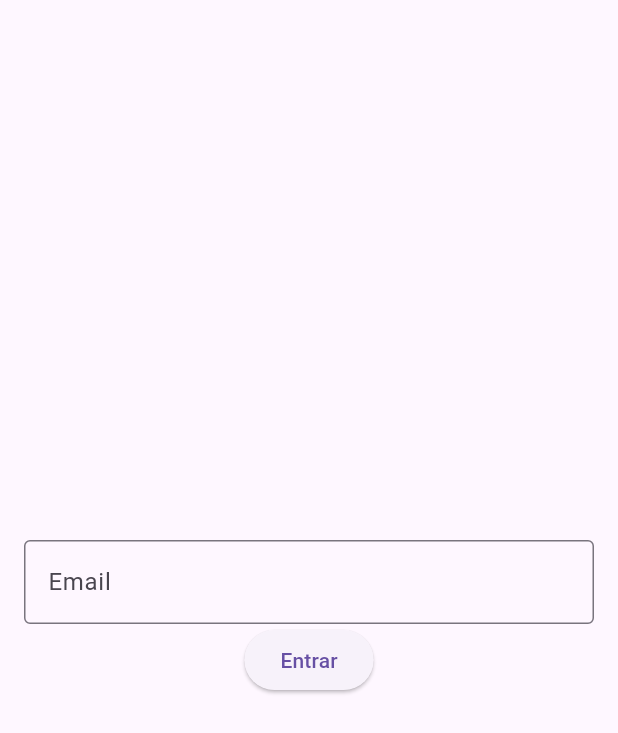
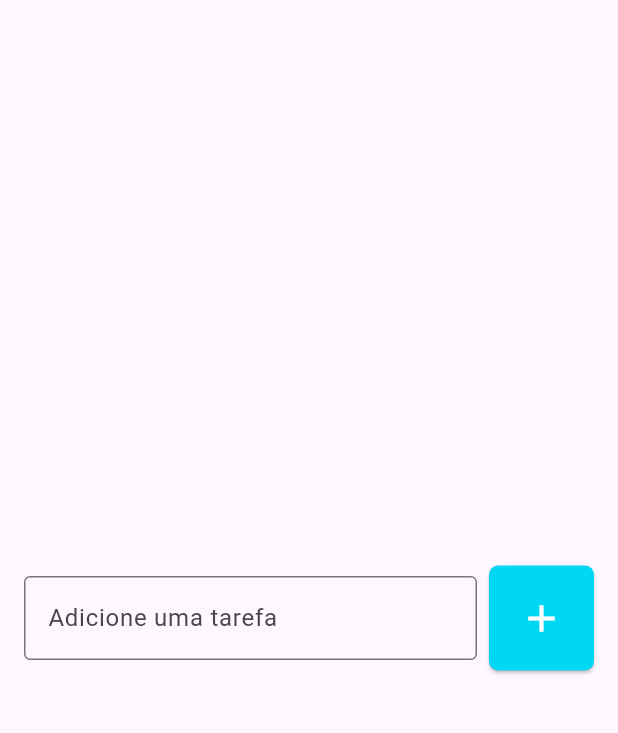
Before and after one commit to mercurio236/todo_list, a Flutter app: the screen it shows after launch, on a phone screen of 412 x 824 dp. Shown: the top 733 px of the screen. Run offline on Flutter 3.47's test engine with Material 3 defaults, Android fonts, the phone set to English and light mode, and no system bars.

Commit message:
feat: criado o campo com o botão

```diff
--- a/lib/pages/todo_list.dart
+++ b/lib/pages/todo_list.dart
@@ -2,46 +2,42 @@ import 'package:flutter/material.dart';
 
 class TodoListPage extends StatelessWidget {
   //se precisar ter um estado na página é só transformar a extensão em Stateless
-  TodoListPage({super.key});
-
-  //cada compo de texto vai ter um controller, quando o controller é adicionado a const do super tem que ser removida
-  final TextEditingController emailController = TextEditingController();
+  const TodoListPage({super.key});
 
   @override
   Widget build(BuildContext context) {
     return Scaffold(
-      //temos sempre que usar o Scaffold
       body: Center(
           child: Padding(
         padding: const EdgeInsets.symmetric(horizontal: 16),
-        child: Column(
-          mainAxisSize: MainAxisSize.min,
+        child: Row(
           children: [
-          TextField(
-            controller: emailController,
-            decoration: InputDecoration(
-                labelText: 'Email', //esse aqui é o label
-                hintText: '@exemplo.com', //aqui é o placeholder
-                border: OutlineInputBorder()),
-                onChanged: onChanged,
-                onSubmitted: onSubmitted ,
-          ),
-          ElevatedButton(onPressed: login, child: Text('Entrar'))
-        ]),
+            Expanded(
+              child: TextField(
+                decoration: InputDecoration(
+                    border: OutlineInputBorder(),
+                    labelText: 'Adicione uma tarefa',
+                    hintText: 'Ex. Estudar Flutter'),
+              ),
+            ),
+            SizedBox(width: 8),
+            ElevatedButton(
+              onPressed: () {},
+              child: Icon(
+                Icons.add,
+                size: 30,
+                color: Colors.white,
+              ),
+              style: ElevatedButton.styleFrom(
+                  backgroundColor: Color(0xff00d7f3),
+                  padding: EdgeInsets.all(20),
+                  shape: RoundedRectangleBorder(
+                    borderRadius: BorderRadius.circular(6),
+                  )),
+            )
+          ],
+        ),
       )),
     );
   }
-
-  void login(){
-    String text = emailController.text;
-    print('entrar $text');
-  }
-
-  void onChanged(String text){
-    print(text);
-  }
-
-  void onSubmitted(String text){
-    print('submited $text');
-  }
 }
```
